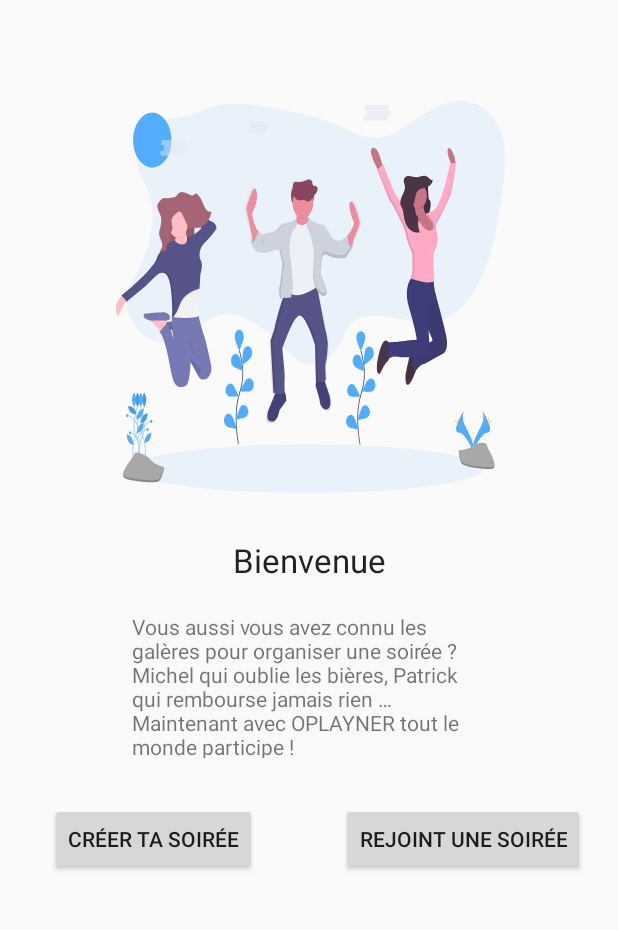
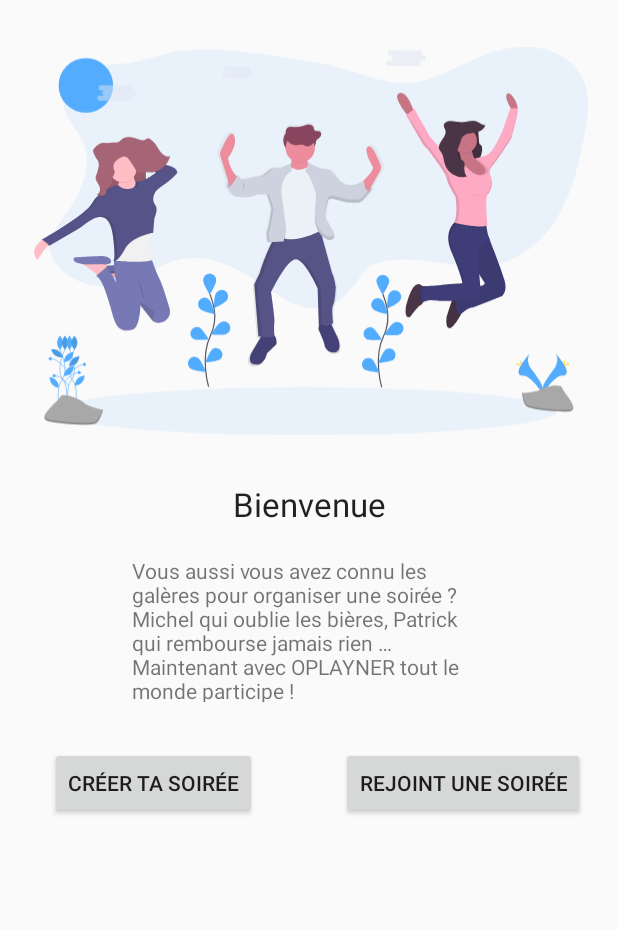
Before and after one commit to eltha9/oplayner, an Android app: the screen it shows after launch (MainActivity), on a phone screen of 412 x 824 dp, the part 71-1001 px from its top. Run offline under Robolectric (Android 15) with nearby library versions, the phone set to English and light mode, and no system bars.

Commit message:
update home svg

```diff
--- a/app/src/main/res/drawable/ic_undraw_home_llustration.xml
+++ b/app/src/main/res/drawable/ic_undraw_home_llustration.xml
@@ -1,5 +1,5 @@
-<vector android:height="24dp" android:viewportHeight="661.52"
-    android:viewportWidth="949.8" android:width="24dp"
+<vector android:height="662dp" android:viewportHeight="661.52"
+    android:viewportWidth="949.8" android:width="950dp"
     xmlns:aapt="http://schemas.android.com/aapt" xmlns:android="http://schemas.android.com/apk/res/android">
     <path android:fillColor="#53acfe" android:pathData="M95.13,66.03m-46.49,0a46.49,46.49 0,1 1,92.98 0a46.49,46.49 0,1 1,-92.98 0"/>
     <path android:fillAlpha="0.1" android:fillColor="#53acfe"
--- a/app/src/main/res/layout/activity_main.xml
+++ b/app/src/main/res/layout/activity_main.xml
@@ -45,12 +45,12 @@
                                                 android:id="@+id/guideline" app:layout_constraintGuide_begin="205dp"
                                                 android:orientation="vertical"/>
     <ImageView
-            android:layout_width="0dp"
+            android:layout_width="372dp"
             android:layout_height="261dp" app:srcCompat="@drawable/ic_undraw_home_llustration"
             android:id="@+id/home_image"
             android:layout_marginBottom="8dp"
             app:layout_constraintBottom_toTopOf="@+id/wellcome"
-            android:layout_marginTop="67dp" app:layout_constraintTop_toBottomOf="@+id/logo"
+            android:layout_marginTop="30dp" app:layout_constraintTop_toBottomOf="@+id/logo"
             app:layout_constraintEnd_toEndOf="parent" android:layout_marginEnd="8dp"
             app:layout_constraintStart_toStartOf="parent" android:layout_marginStart="8dp"
     />
```
